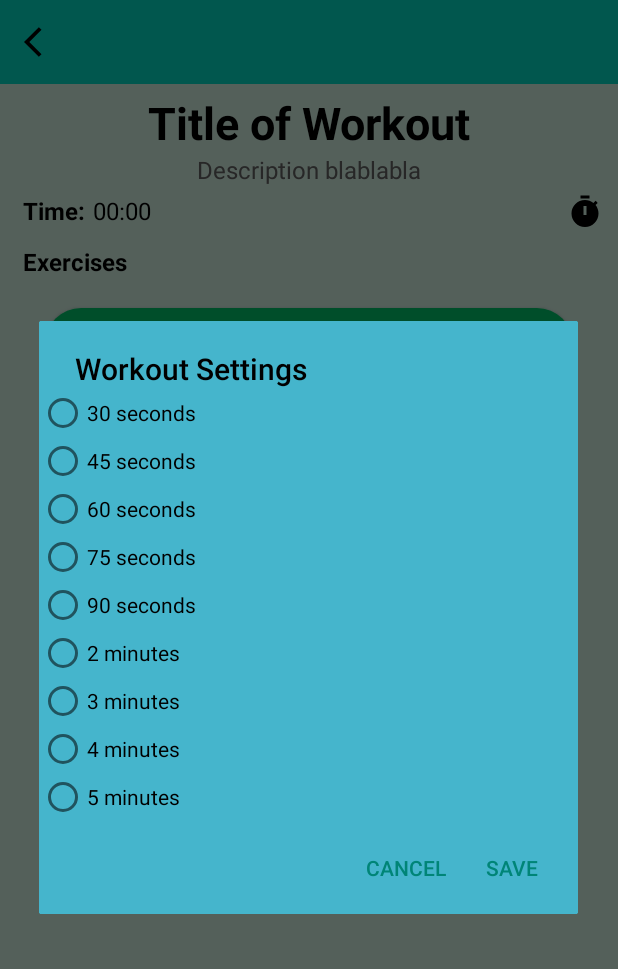
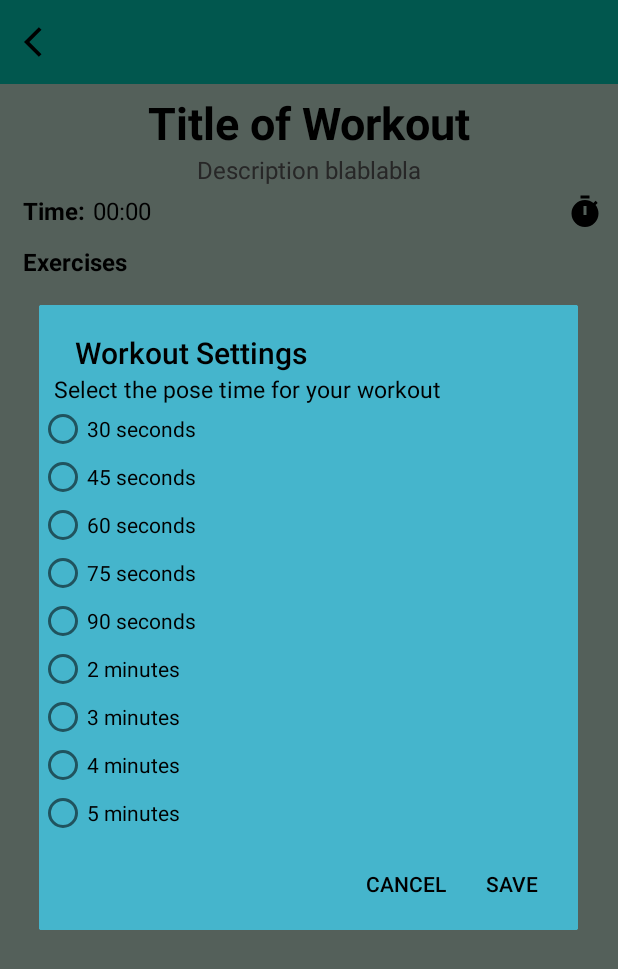
Before and after one commit to ericazpcalaca/Yoga_App, an Android app: the SelectedWorkout screen opened directly, with no data from a screen before it, after a tap on an icon or button, on a phone screen of 412 x 824 dp. Shown: the top 969 px of the screen. Run offline under Robolectric (Android 15) with nearby library versions, the light colour scheme and no system bars; our stand-ins replace Volley; network calls fail; 6 statements that could not run were skipped.

Commit message:
Change the color of the botton

```diff
--- a/app/src/main/res/layout/custom_dialog_timer.xml
+++ b/app/src/main/res/layout/custom_dialog_timer.xml
@@ -5,6 +5,13 @@
     android:orientation="vertical"
     android:background="@color/green_two"
     android:id="@+id/custom">
+    <TextView
+        android:layout_width="match_parent"
+        android:layout_height="wrap_content"
+        android:text="Select the pose time for your workout"
+        android:textColor="@color/black"
+        android:textSize="15sp"
+        android:paddingStart="10sp"/>
     <RadioGroup
         android:id="@+id/radioGroup"
         android:theme="@style/ThemeOverlay.AppCompat.Light"
--- a/app/src/main/res/values/themes.xml
+++ b/app/src/main/res/values/themes.xml
@@ -21,6 +21,19 @@
         <!-- Customize attributes as needed -->
         <item name="android:background">@color/green_two</item>
         <item name="android:textColorPrimary">@color/black</item>
+        <item name="android:buttonBarPositiveButtonStyle">@style/CustomDialogButton.Positive</item>
+        <item name="android:buttonBarNegativeButtonStyle">@style/CustomDialogButton.Negative</item>
         <!-- Add more customization attributes here -->
     </style>
+
+    <!-- Custom button styles -->
+    <style name="CustomDialogButton.Positive" parent="Widget.AppCompat.Button.ButtonBar.AlertDialog">
+        <item name="android:textColor">@color/black</item>
+        <!-- Customize other button attributes as needed -->
+    </style>
+
+    <style name="CustomDialogButton.Negative" parent="Widget.AppCompat.Button.ButtonBar.AlertDialog">
+        <item name="android:textColor">@color/black</item>
+        <!-- Customize other button attributes as needed -->
+    </style>
 </resources>
```
